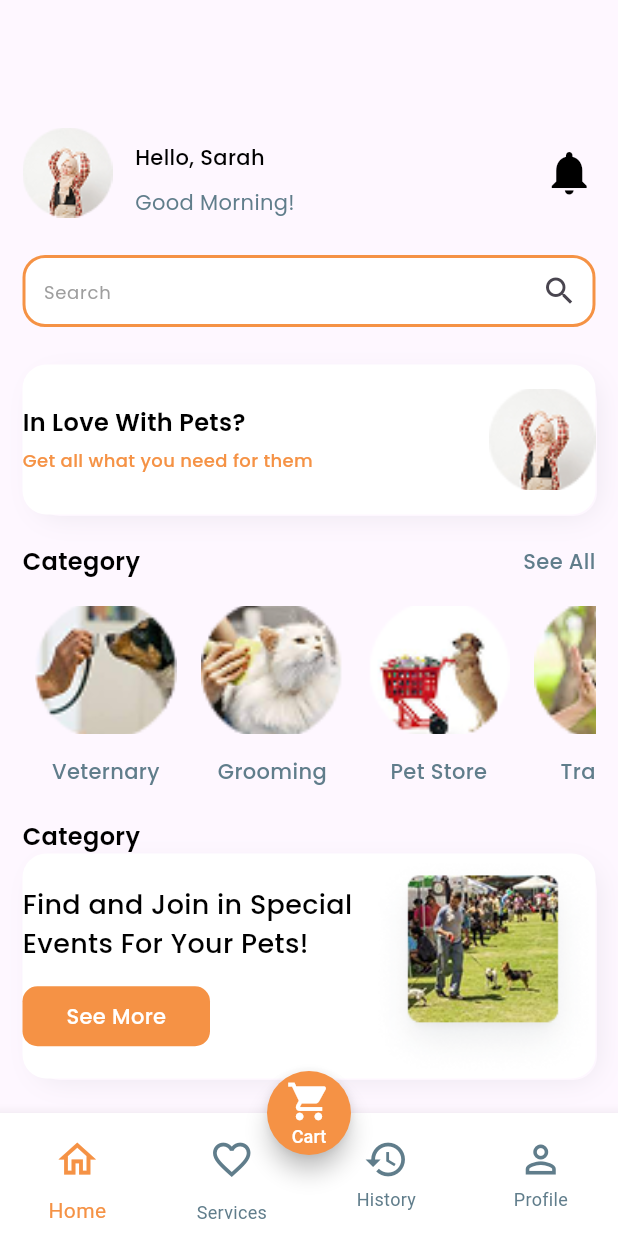
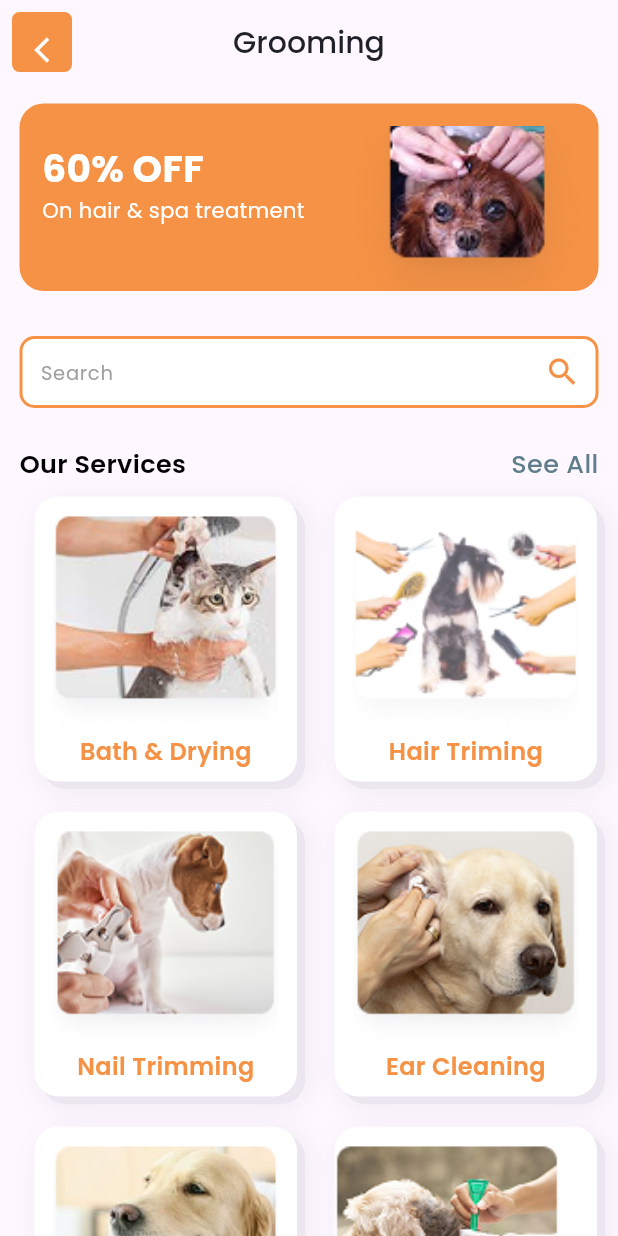
Before and after one commit to Rushi4511/FlutterApps, a Flutter app: the Screen3 screen opened directly, after a tap on "Grooming", on a phone screen of 412 x 824 dp. Run offline on Flutter 3.47's test engine with Material 3 defaults, Android fonts, the light colour scheme and no system bars; our stand-ins replace dots_indicator, font_awesome_flutter, google_fonts.

Commit message:
Pet Care App : Screen 7 Grooming

```diff
--- a/petcare_app_ui/lib/main.dart
+++ b/petcare_app_ui/lib/main.dart
@@ -5,6 +5,7 @@ import 'package:petcare_app_ui/screens/screen3.dart';
 import 'package:petcare_app_ui/screens/screen4.dart';
 import 'package:petcare_app_ui/screens/screen5.dart';
 import 'package:petcare_app_ui/screens/screen6.dart';
+import 'package:petcare_app_ui/screens/screen7.dart';
 import 'package:petcare_app_ui/screens/screen9.dart';
 
 void main() {
--- a/petcare_app_ui/lib/screens/screen3.dart
+++ b/petcare_app_ui/lib/screens/screen3.dart
@@ -2,6 +2,7 @@ import 'package:flutter/material.dart';
 import 'package:google_fonts/google_fonts.dart';
 import 'package:petcare_app_ui/screens/screen4.dart';
 import 'package:petcare_app_ui/screens/screen5.dart';
+import 'package:petcare_app_ui/screens/screen7.dart';
 import 'package:petcare_app_ui/screens/screen9.dart';
 
 class Screen3 extends StatefulWidget {
@@ -220,6 +221,16 @@ class _Screen3State extends State<Screen3> {
                               MaterialPageRoute(builder: (context) {
                             return Screen9();
                           }));
+                        } else if (category[index % 4]['name'] == "Veternary") {
+                          Navigator.push(context,
+                              MaterialPageRoute(builder: (context) {
+                            return Screen5();
+                          }));
+                        } else if (category[index % 4]['name'] == "Grooming") {
+                          Navigator.push(context,
+                              MaterialPageRoute(builder: (context) {
+                            return Screen7();
+                          }));
                         }
                       },
                       child: Padding(
@@ -426,11 +437,7 @@ class _Screen3State extends State<Screen3> {
           ),
           BottomNavigationBarItem(
             icon: IconButton(
-                onPressed: () {
-                  Navigator.push(context, MaterialPageRoute(builder: (context) {
-                    return Screen5();
-                  }));
-                },
+                onPressed: () {},
                 icon: Icon(
                   Icons.favorite_outline,
                 )),
--- /dev/null
+++ b/petcare_app_ui/lib/screens/screen7.dart
@@ -0,0 +1,427 @@
+import 'package:flutter/material.dart';
+import 'package:flutter/services.dart';
+import 'package:google_fonts/google_fonts.dart';
+
+class Screen7 extends StatefulWidget {
+  const Screen7({super.key});
+
+  @override
+  State<Screen7> createState() => _Screen7State();
+}
+
+class _Screen7State extends State<Screen7> {
+  TextEditingController searchController1 = TextEditingController();
+  List<Map<String, String>> gromming = [
+    {"name": "Bath & Drying", "image": "assets/images/bathing.png"},
+    {"name": "Hair Triming", "image": "assets/images/hair_trimming.png"},
+    {"name": "Nail Trimming", "image": "assets/images/nail_trimming.png"},
+    {"name": "Ear Cleaning", "image": "assets/images/ear_cleaning.png"},
+    {"name": "Brushing Teeths", "image": "assets/images/brushed.png"},
+    {"name": "Fleas Injection", "image": "assets/images/fleas_injection.png"},
+  ];
+
+  @override
+  Widget build(BuildContext context) {
+    return Scaffold(
+      appBar: AppBar(
+        iconTheme: IconThemeData(
+          size: 20,
+        ),
+        leading: Padding(
+          padding: const EdgeInsets.all(8.0),
+          child: Container(
+            height: 2,
+            width: 2,
+            decoration: BoxDecoration(
+                color: Color.fromRGBO(245, 146, 69, 1),
+                borderRadius: BorderRadius.circular(5)),
+            child: IconButton(
+              alignment: Alignment.center,
+              padding: EdgeInsets.all(15),
+              onPressed: () {
+                Navigator.pop(context);
+              },
+              icon: Icon(
+                Icons.arrow_back_ios,
+                color: Colors.white,
+              ),
+              iconSize: 20,
+            ),
+          ),
+        ),
+        centerTitle: true,
+        title: Text(
+          "Grooming",
+          style: GoogleFonts.poppins(
+              fontSize: 20,
+              fontWeight: FontWeight.w500,
+              color: Color.fromRGBO(31, 32, 41, 1)),
+        ),
+      ),
+      body: SingleChildScrollView(
+        child: Column(
+          children: [
+            Padding(
+              padding: const EdgeInsets.all(13.0),
+              child: Column(
+                children: [
+                  Container(
+                    height: 125,
+                    width: 415,
+                    decoration: BoxDecoration(
+                      borderRadius: BorderRadius.circular(16),
+                      color: Color.fromRGBO(245, 146, 69, 1),
+                    ),
+                    child: Padding(
+                      padding: const EdgeInsets.only(
+                        top: 15,
+                        left: 15,
+                      ),
+                      child: Row(
+                        children: [
+                          Column(
+                            crossAxisAlignment: CrossAxisAlignment.start,
+                            children: [
+                              const SizedBox(
+                                height: 10,
+                              ),
+                              Text(
+                                "60% OFF",
+                                style: GoogleFonts.poppins(
+                                  fontSize: 25,
+                                  fontWeight: FontWeight.w700,
+                                  color: Colors.white,
+                                ),
+                              ),
+                              Text(
+                                "On hair & spa treatment",
+                                style: GoogleFonts.poppins(
+                                  fontSize: 14,
+                                  fontWeight: FontWeight.w400,
+                                  color: Colors.white,
+                                ),
+                              ),
+                            ],
+                          ),
+                          const Spacer(),
+                          Image.asset(
+                            "assets/images/s7_dog1.png",
+                            width: 175,
+                            height: 175,
+                            alignment: Alignment.center,
+                            fit: BoxFit.cover,
+                          ),
+                        ],
+                      ),
+                    ),
+                  ),
+                  const SizedBox(
+                    height: 30,
+                  ),
+                  TextField(
+                    controller: searchController1,
+                    decoration: InputDecoration(
+                      contentPadding: EdgeInsets.symmetric(
+                          vertical: 12.0, horizontal: 10.0),
+                      suffixIcon: Icon(
+                        Icons.search,
+                        color: Color.fromRGBO(245, 146, 69, 1),
+                      ),
+                      filled: true,
+                      fillColor: Colors.white,
+                      enabledBorder: OutlineInputBorder(
+                        borderRadius: BorderRadius.circular(10),
+                        borderSide: const BorderSide(
+                          color: Color.fromRGBO(245, 146, 69, 1),
+                          width: 2,
+                        ),
+                      ),
+                      focusedBorder: OutlineInputBorder(
+                        borderRadius: BorderRadius.circular(15),
+                        borderSide: const BorderSide(
+                          color: Colors.blue,
+                          width: 2,
+                        ),
+                      ),
+                      hintText: "Search",
+                      hintStyle: GoogleFonts.poppins(
+                        fontSize: 13,
+                        fontWeight: FontWeight.w400,
+                        color: Colors.grey,
+                      ),
+                    ),
+                  ),
+                  const SizedBox(height: 25),
+                  Row(
+                    children: [
+                      Text(
+                        "Our Services",
+                        style: GoogleFonts.poppins(
+                          fontSize: 17,
+                          fontWeight: FontWeight.w600,
+                          color: Colors.black,
+                        ),
+                      ),
+                      const Spacer(),
+                      Text(
+                        "See All",
+                        style: GoogleFonts.poppins(
+                          fontSize: 17,
+                          fontWeight: FontWeight.w500,
+                          color: Colors.blueGrey,
+                        ),
+                      ),
+                    ],
+                  ),
+                  const SizedBox(height: 10),
+                  Row(
+                    children: [
+                      const SizedBox(
+                        width: 10,
+                      ),
+                      Container(
+                        height: 190,
+                        width: 175,
+                        decoration: BoxDecoration(
+                            borderRadius: BorderRadius.circular(16),
+                            color: Color.fromRGBO(255, 255, 255, 1),
+                            boxShadow: [
+                              BoxShadow(
+                                  color: Color.fromRGBO(22, 34, 51, 0.08),
+                                  spreadRadius: 0,
+                                  blurStyle: BlurStyle.solid,
+                                  blurRadius: 16,
+                                  offset: Offset(5, 5))
+                            ]),
+                        child: Column(
+                          crossAxisAlignment: CrossAxisAlignment.center,
+                          mainAxisAlignment: MainAxisAlignment.center,
+                          children: [
+                            Image.asset(
+                              gromming[0]['image']!,
+                              width: 150,
+                              height: 150,
+                              alignment: Alignment.center,
+                              fit: BoxFit.cover,
+                            ),
+                            Text(
+                              gromming[0]['name']!,
+                              style: GoogleFonts.poppins(
+                                  fontSize: 16,
+                                  fontWeight: FontWeight.w600,
+                                  color: Color.fromRGBO(245, 146, 69, 1)),
+                            ),
+                          ],
+                        ),
+                      ),
+                      const SizedBox(
+                        width: 25,
+                      ),
+                      Container(
+                        height: 190,
+                        width: 175,
+                        decoration: BoxDecoration(
+                            borderRadius: BorderRadius.circular(16),
+                            color: Color.fromRGBO(255, 255, 255, 1),
+                            boxShadow: [
+                              BoxShadow(
+                                  color: Color.fromRGBO(22, 34, 51, 0.08),
+                                  spreadRadius: 0,
+                                  blurStyle: BlurStyle.solid,
+                                  blurRadius: 16,
+                                  offset: Offset(5, 5))
+                            ]),
+                        child: Column(
+                          crossAxisAlignment: CrossAxisAlignment.center,
+                          mainAxisAlignment: MainAxisAlignment.center,
+                          children: [
+                            Image.asset(
+                              gromming[1]['image']!,
+                              width: 150,
+                              height: 150,
+                              alignment: Alignment.center,
+                              fit: BoxFit.cover,
+                            ),
+                            Text(
+                              gromming[1]['name']!,
+                              style: GoogleFonts.poppins(
+                                  fontSize: 16,
+                                  fontWeight: FontWeight.w600,
+                                  color: Color.fromRGBO(245, 146, 69, 1)),
+                            ),
+                          ],
+                        ),
+                      ),
+                    ],
+                  ),
+                  const SizedBox(height: 20),
+                  Row(
+                    children: [
+                      const SizedBox(
+                        width: 10,
+                      ),
+                      Container(
+                        height: 190,
+                        width: 175,
+                        decoration: BoxDecoration(
+                            borderRadius: BorderRadius.circular(16),
+                            color: Color.fromRGBO(255, 255, 255, 1),
+                            boxShadow: [
+                              BoxShadow(
+                                  color: Color.fromRGBO(22, 34, 51, 0.08),
+                                  spreadRadius: 0,
+                                  blurStyle: BlurStyle.solid,
+                                  blurRadius: 16,
+                                  offset: Offset(5, 5))
+                            ]),
+                        child: Column(
+                          crossAxisAlignment: CrossAxisAlignment.center,
+                          mainAxisAlignment: MainAxisAlignment.center,
+                          children: [
+                            Image.asset(
+                              gromming[2]['image']!,
+                              width: 150,
+                              height: 150,
+                              alignment: Alignment.center,
+                              fit: BoxFit.cover,
+                            ),
+                            Text(
+                              gromming[2]['name']!,
+                              style: GoogleFonts.poppins(
+                                  fontSize: 16,
+                                  fontWeight: FontWeight.w600,
+                                  color: Color.fromRGBO(245, 146, 69, 1)),
+                            ),
+                          ],
+                        ),
+                      ),
+                      const SizedBox(
+                        width: 25,
+                      ),
+                      Container(
+                        height: 190,
+                        width: 175,
+                        decoration: BoxDecoration(
+                            borderRadius: BorderRadius.circular(16),
+                            color: Color.fromRGBO(255, 255, 255, 1),
+                            boxShadow: [
+                              BoxShadow(
+                                  color: Color.fromRGBO(22, 34, 51, 0.08),
+                                  spreadRadius: 0,
+                                  blurStyle: BlurStyle.solid,
+                                  blurRadius: 16,
+                                  offset: Offset(5, 5))
+                            ]),
+                        child: Column(
+                          crossAxisAlignment: CrossAxisAlignment.center,
+                          mainAxisAlignment: MainAxisAlignment.center,
+                          children: [
+                            Image.asset(
+                              gromming[3]['image']!,
+                              width: 150,
+                              height: 150,
+                              alignment: Alignment.center,
+                              fit: BoxFit.cover,
+                            ),
+                            Text(
+                              gromming[3]['name']!,
+                              style: GoogleFonts.poppins(
+                                  fontSize: 16,
+                                  fontWeight: FontWeight.w600,
+                                  color: Color.fromRGBO(245, 146, 69, 1)),
+                            ),
+                          ],
+                        ),
+                      ),
+                    ],
+                  ),
+                  const SizedBox(height: 20),
+                  Row(
+                    children: [
+                      const SizedBox(
+                        width: 10,
+                      ),
+                      Container(
+                        height: 190,
+                        width: 175,
+                        decoration: BoxDecoration(
+                            borderRadius: BorderRadius.circular(16),
+                            color: Color.fromRGBO(255, 255, 255, 1),
+                            boxShadow: [
+                              BoxShadow(
+                                  color: Color.fromRGBO(22, 34, 51, 0.08),
+                                  spreadRadius: 0,
+                                  blurStyle: BlurStyle.solid,
+                                  blurRadius: 16,
+                                  offset: Offset(5, 5))
+                            ]),
+                        child: Column(
+                          crossAxisAlignment: CrossAxisAlignment.center,
+                          mainAxisAlignment: MainAxisAlignment.center,
+                          children: [
+                            Image.asset(
+                              gromming[4]['image']!,
+                              width: 150,
+                              height: 150,
+                              alignment: Alignment.center,
+                              fit: BoxFit.cover,
+                            ),
+                            Text(
+                              gromming[4]['name']!,
+                              style: GoogleFonts.poppins(
+                                  fontSize: 16,
+                                  fontWeight: FontWeight.w600,
+                                  color: Color.fromRGBO(245, 146, 69, 1)),
+                            ),
+                          ],
+                        ),
+                      ),
+                      const SizedBox(
+                        width: 25,
+                      ),
+                      Container(
+                        height: 190,
+                        width: 175,
+                        decoration: BoxDecoration(
+                            borderRadius: BorderRadius.circular(16),
+                            color: Color.fromRGBO(255, 255, 255, 1),
+                            boxShadow: [
+                              BoxShadow(
+                                  color: Color.fromRGBO(22, 34, 51, 0.08),
+                                  spreadRadius: 0,
+                                  blurStyle: BlurStyle.solid,
+                                  blurRadius: 16,
+                                  offset: Offset(5, 5))
+                            ]),
+                        child: Column(
+                          crossAxisAlignment: CrossAxisAlignment.start,
+                          mainAxisAlignment: MainAxisAlignment.center,
+                          children: [
+                            Image.asset(
+                              gromming[5]['image']!,
+                              width: 150,
+                              height: 150,
+                              alignment: Alignment.center,
+                              fit: BoxFit.cover,
+                            ),
+                            Text(
+                              gromming[5]['name']!,
+                              style: GoogleFonts.poppins(
+                                  fontSize: 16,
+                                  fontWeight: FontWeight.w600,
+                                  color: Color.fromRGBO(245, 146, 69, 1)),
+                            ),
+                          ],
+                        ),
+                      ),
+                    ],
+                  )
+                ],
+              ),
+            ),
+          ],
+        ),
+      ),
+    );
+  }
+}
```
Also changed, not shown: petcare_app_ui/assets/images/bathing.png (added), petcare_app_ui/assets/images/brushed.png (added), petcare_app_ui/assets/images/ear_cleaning.png (added), petcare_app_ui/assets/images/fleas_injection.png (added), petcare_app_ui/assets/images/hair_trimming.png (added), petcare_app_ui/assets/images/image (17).png (added), petcare_app_ui/assets/images/nail_trimming.png (added), petcare_app_ui/assets/images/s7_dog1.png (added).
